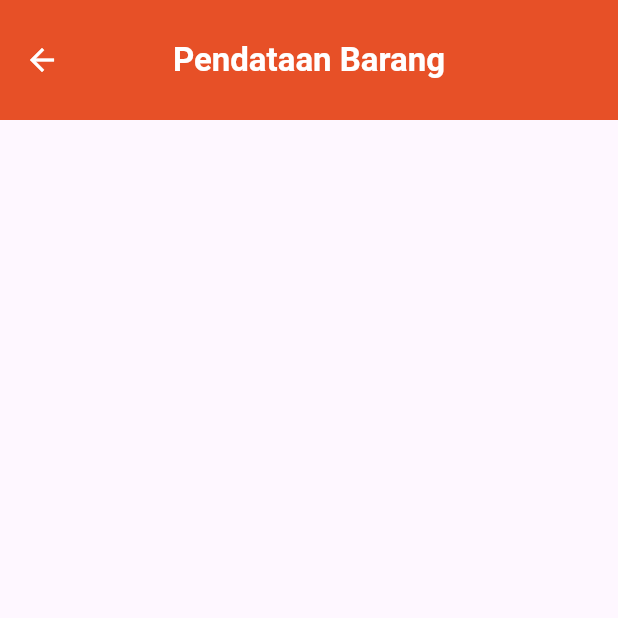
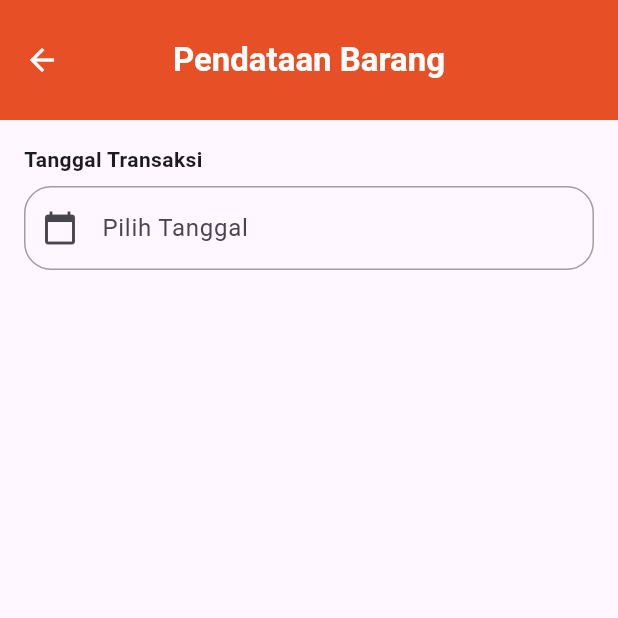
Before and after one commit to nauvalachid/20220140117_UCP1Flutter, a Flutter app: the DataBarangPage screen opened directly, on a phone screen of 412 x 824 dp, the top half of it. Run offline on Flutter 3.47's test engine with Material 3 defaults, Android fonts, the phone set to English and light mode, and no system bars.

Commit message:
Menambahkan pemilih tanggal ke DataBarangPage

```diff
--- a/lib/databarang_page.dart
+++ b/lib/databarang_page.dart
@@ -61,8 +61,63 @@ class _DataBarangPageState extends State<DataBarangPage> {
           },
         ),
       ),
-      body: Center(
-      ),
-    );
+      body: Padding(
+        padding: const EdgeInsets.all(16.0),
+        child: Column(
+          children: [
+            Form(
+              child: Column(
+                crossAxisAlignment: CrossAxisAlignment.start,
+                children: [
+                  const Text(
+                    'Tanggal Transaksi',
+                    style: TextStyle(
+                      fontSize: 14,
+                      fontWeight: FontWeight.bold,
+                    ),
+                  ),
+                  const SizedBox(height: 8),
+                  TextFormField(
+                    controller: tanggalController,
+                    readOnly: true,
+                    onTap: _pickDate,
+                    decoration: InputDecoration(
+                        hintText: 'Pilih Tanggal',
+                         border: OutlineInputBorder(
+                        borderRadius: BorderRadius.circular(18),
+                        borderSide: BorderSide(
+                        color: _isDateSelected ? Colors.grey : Colors.red,
+                        ),
+                      ),
+                      prefixIcon: const Icon(Icons.calendar_today),
+                      focusedBorder: OutlineInputBorder(
+                      borderRadius: BorderRadius.circular(18),
+                      borderSide: BorderSide(
+                      color: _isDateSelected ? Colors.grey : Colors.red,
+                      ),
+                    ),
+                    enabledBorder: OutlineInputBorder(
+                    borderRadius: BorderRadius.circular(18),
+                    borderSide: BorderSide(
+                    color: _isDateSelected ? Colors.grey : Colors.red,
+                    ),
+                  ),
+                ),
+              ),
+                  if (!_isDateSelected)
+                    const Padding(
+                      padding: EdgeInsets.only(top: 8),
+                      child: Text(
+                        "Tanggal tidak boleh kosong",
+                        style: TextStyle(color: Colors.red),
+                      ),
+                    ),
+                  ],
+                ),
+              )
+            ],
+          ),
+        ),
+      );
+    }
   }
-}
```
